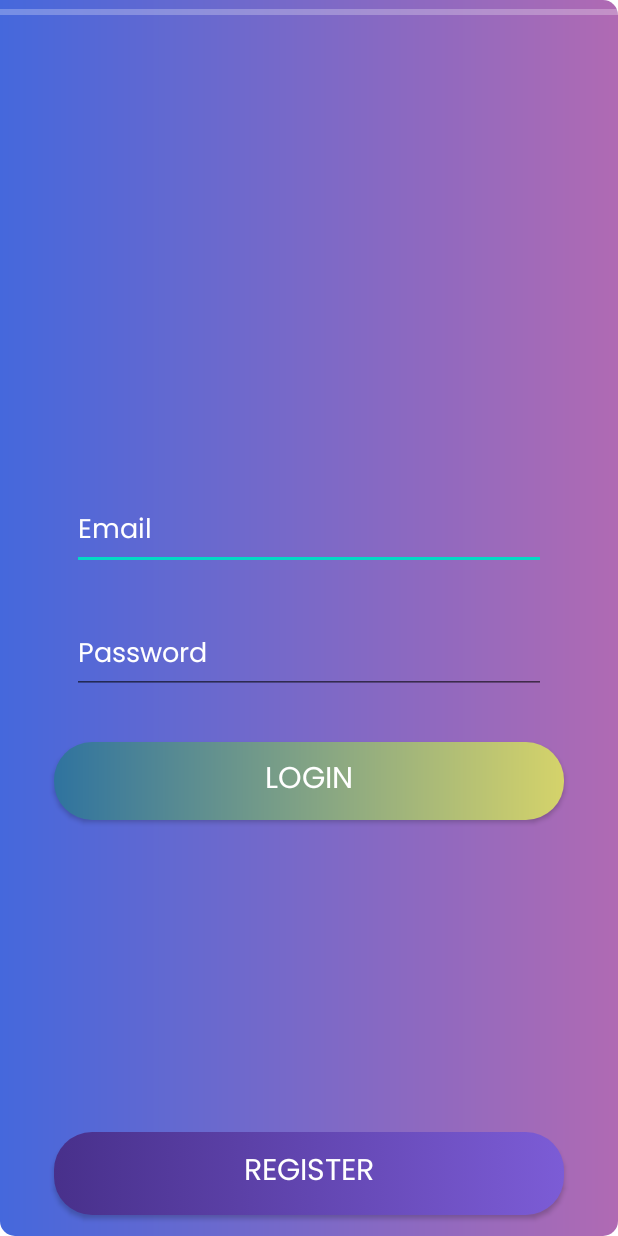
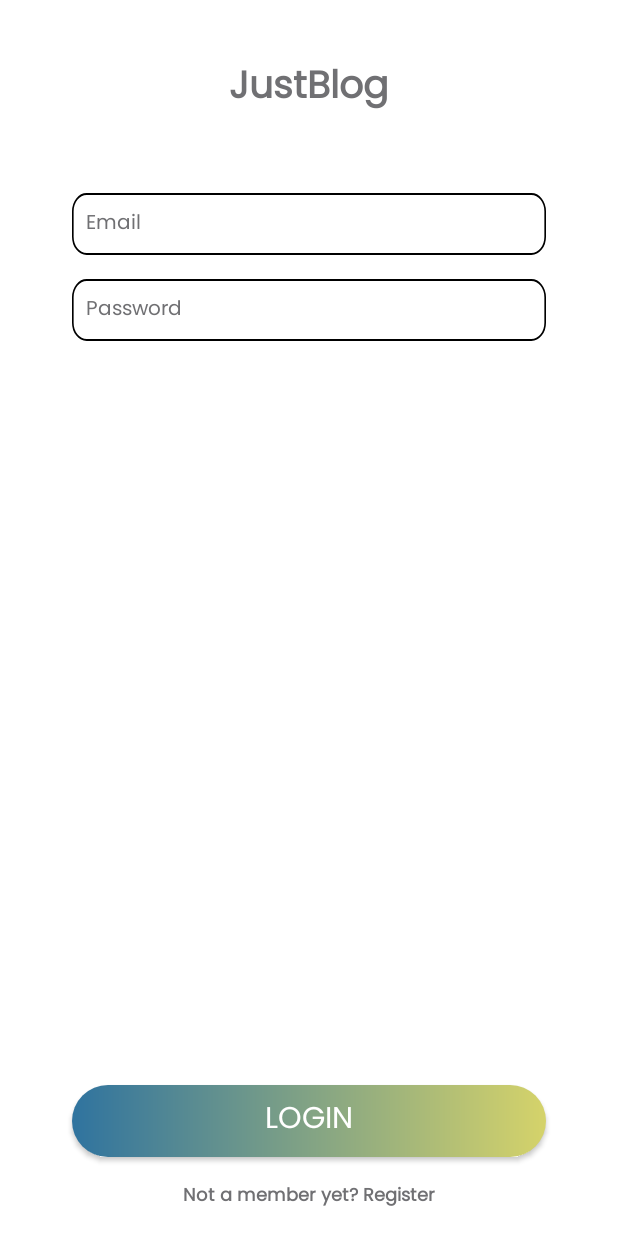
Before and after one commit to durdyshev/JustBlog, an Android app: the screen it shows after launch (Login), on a phone screen of 412 x 824 dp. Run offline under Robolectric (Android 15) with nearby library versions, the phone set to English and light mode, and no system bars; our stand-ins replace Firebase (no records; nobody signed in at launch, a user with empty details on screens opened directly), navigation-ui, sdp/ssp sizes.

Commit message:
feat:Login feature is added. feat:Like counts and comment counts are added.

```diff
--- a/app/src/main/java/com/example/justblog/login/viewmodel/LoginViewModel.kt
+++ b/app/src/main/java/com/example/justblog/login/viewmodel/LoginViewModel.kt
@@ -1,7 +1,27 @@
 package com.example.justblog.login.viewmodel
 
 import android.app.Application
+import androidx.lifecycle.MutableLiveData
 import com.example.justblog.BaseViewModel
+import com.google.firebase.auth.FirebaseAuth
+import com.google.firebase.firestore.FirebaseFirestore
+import com.google.firebase.messaging.FirebaseMessaging
 
 class LoginViewModel (application: Application): BaseViewModel(application) {
+    private val mAuth: FirebaseAuth = FirebaseAuth.getInstance()
+    val loginBoolean= MutableLiveData<Boolean>()
+    val loginString= MutableLiveData<String>()
+
+    fun loginUser(email: String, password: String,) {
+
+        mAuth.signInWithEmailAndPassword(email,password).addOnCompleteListener {
+            if(it.isSuccessful){
+                loginBoolean.value=true
+            }
+            else{
+                loginBoolean.value=false
+                loginString.value=it.exception.toString()
+            }
+        }
+    }
 }
--- a/app/src/main/java/com/example/justblog/main/viewmodel/HomeFragmentViewModel.kt
+++ b/app/src/main/java/com/example/justblog/main/viewmodel/HomeFragmentViewModel.kt
@@ -8,9 +8,9 @@ import kotlinx.coroutines.Job
 import kotlin.coroutines.CoroutineContext
 
 class HomeFragmentViewModel(application: Application) : BaseViewModel(application), CoroutineScope {
+    val app=application
     private val job = Job()
     override val coroutineContext: CoroutineContext
         get() = job + Dispatchers.Main
 
-
 }
--- /dev/null
+++ b/app/src/main/res/drawable/baseline_favorite_24.xml
@@ -0,0 +1,5 @@
+<vector android:height="24dp" android:tint="#FF004F"
+    android:viewportHeight="24" android:viewportWidth="24"
+    android:width="24dp" xmlns:android="http://schemas.android.com/apk/res/android">
+    <path android:fillColor="@android:color/white" android:pathData="M12,21.35l-1.45,-1.32C5.4,15.36 2,12.28 2,8.5 2,5.42 4.42,3 7.5,3c1.74,0 3.41,0.81 4.5,2.09C13.09,3.81 14.76,3 16.5,3 19.58,3 22,5.42 22,8.5c0,3.78 -3.4,6.86 -8.55,11.54L12,21.35z"/>
+</vector>
--- /dev/null
+++ b/app/src/main/res/drawable/baseline_favorite_border_24.xml
@@ -0,0 +1,5 @@
+<vector android:height="24dp" android:tint="#707073"
+    android:viewportHeight="24" android:viewportWidth="24"
+    android:width="24dp" xmlns:android="http://schemas.android.com/apk/res/android">
+    <path android:fillColor="@android:color/white" android:pathData="M16.5,3c-1.74,0 -3.41,0.81 -4.5,2.09C10.91,3.81 9.24,3 7.5,3 4.42,3 2,5.42 2,8.5c0,3.78 3.4,6.86 8.55,11.54L12,21.35l1.45,-1.32C18.6,15.36 22,12.28 22,8.5 22,5.42 19.58,3 16.5,3zM12.1,18.55l-0.1,0.1 -0.1,-0.1C7.14,14.24 4,11.39 4,8.5 4,6.5 5.5,5 7.5,5c1.54,0 3.04,0.99 3.57,2.36h1.87C13.46,5.99 14.96,5 16.5,5c2,0 3.5,1.5 3.5,3.5 0,2.89 -3.14,5.74 -7.9,10.05z"/>
+</vector>
--- /dev/null
+++ b/app/src/main/res/drawable/baseline_share_24.xml
@@ -0,0 +1,5 @@
+<vector android:height="24dp" android:tint="#707073"
+    android:viewportHeight="24" android:viewportWidth="24"
+    android:width="24dp" xmlns:android="http://schemas.android.com/apk/res/android">
+    <path android:fillColor="@android:color/white" android:pathData="M18,16.08c-0.76,0 -1.44,0.3 -1.96,0.77L8.91,12.7c0.05,-0.23 0.09,-0.46 0.09,-0.7s-0.04,-0.47 -0.09,-0.7l7.05,-4.11c0.54,0.5 1.25,0.81 2.04,0.81 1.66,0 3,-1.34 3,-3s-1.34,-3 -3,-3 -3,1.34 -3,3c0,0.24 0.04,0.47 0.09,0.7L8.04,9.81C7.5,9.31 6.79,9 6,9c-1.66,0 -3,1.34 -3,3s1.34,3 3,3c0.79,0 1.5,-0.31 2.04,-0.81l7.12,4.16c-0.05,0.21 -0.08,0.43 -0.08,0.65 0,1.61 1.31,2.92 2.92,2.92 1.61,0 2.92,-1.31 2.92,-2.92s-1.31,-2.92 -2.92,-2.92z"/>
+</vector>
--- a/app/src/main/res/drawable/talk_bubble_icon.xml
+++ b/app/src/main/res/drawable/talk_bubble_icon.xml
@@ -1,6 +1,6 @@
 <vector xmlns:android="http://schemas.android.com/apk/res/android"
-    android:width="@dimen/_100sdp"
-    android:height="@dimen/_100sdp"
+    android:width="24dp"
+    android:height="24dp"
     android:viewportWidth="122.88"
     android:viewportHeight="107.09">
   <path
--- a/app/src/main/res/layout/activity_login.xml
+++ b/app/src/main/res/layout/activity_login.xml
@@ -1,94 +1,121 @@
 <?xml version="1.0" encoding="utf-8"?>
-<androidx.constraintlayout.widget.ConstraintLayout xmlns:android="http://schemas.android.com/apk/res/android"
+<androidx.appcompat.widget.LinearLayoutCompat xmlns:android="http://schemas.android.com/apk/res/android"
     xmlns:app="http://schemas.android.com/apk/res-auto"
     xmlns:tools="http://schemas.android.com/tools"
     android:layout_width="match_parent"
     android:layout_height="match_parent"
-    android:background="@drawable/background_right"
+    android:orientation="vertical"
     tools:context=".login.ui.Login">
+
+    <LinearLayout
+        android:layout_width="match_parent"
+        android:layout_height="match_parent"
+        android:layout_weight="1.5">
+
+        <androidx.appcompat.widget.AppCompatTextView
+            android:layout_width="match_parent"
+            android:layout_height="match_parent"
+            android:gravity="center"
+            android:text="JustBlog"
+            android:textAlignment="center"
+            android:textColor="#707073"
+            android:textSize="25sp"
+            android:textStyle="bold"
+            app:layout_constraintEnd_toEndOf="parent"
+            app:layout_constraintStart_toStartOf="parent"
+            app:layout_constraintTop_toTopOf="parent"
+            tools:ignore="HardcodedText" />
+    </LinearLayout>
+
+
+    <LinearLayout
+        android:id="@+id/register_email_linear"
+        android:layout_width="match_parent"
+        android:layout_height="match_parent"
+        android:layout_weight="1"
+        android:orientation="vertical"
+        android:paddingTop="@dimen/_8sdp">
+
+
         <androidx.appcompat.widget.AppCompatEditText
-        android:id="@+id/login_email"
-        android:layout_width="0dp"
-        android:layout_height="wrap_content"
-        android:layout_above="@+id/login_parol"
-        android:layout_centerHorizontal="true"
+            android:id="@+id/log_email"
+            android:layout_width="match_parent"
+            android:layout_height="@dimen/_32sdp"
             android:layout_marginStart="48dp"
             android:layout_marginEnd="48dp"
-        android:layout_marginBottom="32dp"
-        android:ems="10"
+            android:layout_marginBottom="16dp"
+            android:background="@drawable/edit_text_background"
             android:hint="Email"
             android:inputType="textEmailAddress"
-        android:textColor="@color/common_google_signin_btn_text_dark_default"
-        android:textColorHint="@color/common_google_signin_btn_text_dark_default"
-        app:layout_constraintBottom_toTopOf="@+id/login_parol"
-        app:layout_constraintEnd_toEndOf="parent"
-        app:layout_constraintHorizontal_bias="1.0"
-        app:layout_constraintStart_toStartOf="parent" />
+            android:maxLength="25"
+            android:paddingLeft="@dimen/_7sdp"
+            android:paddingRight="@dimen/_7sdp"
+            android:textColor="#B8B8B8"
+            android:textColorHint="#707073"
+            android:textSize="@dimen/_10sdp"
+            tools:ignore="HardcodedText" />
 
         <androidx.appcompat.widget.AppCompatEditText
-        android:id="@+id/login_parol"
-        android:layout_width="0dp"
-        android:layout_height="wrap_content"
-        android:layout_above="@+id/login_gir_knopka"
-        android:layout_alignEnd="@+id/login_email"
+            android:id="@+id/log_pass"
+            android:layout_width="match_parent"
+            android:layout_height="@dimen/_32sdp"
             android:layout_marginStart="48dp"
             android:layout_marginEnd="48dp"
-        android:layout_marginBottom="32dp"
-        android:ems="10"
+            android:layout_marginBottom="16dp"
+            android:background="@drawable/edit_text_background"
             android:hint="Password"
-        android:inputType="textWebPassword"
-        android:textColor="@color/common_google_signin_btn_text_dark_default"
-        android:textColorHint="@color/common_google_signin_btn_text_dark_default"
-        app:layout_constraintBottom_toTopOf="@+id/login_gir_knopka"
-        app:layout_constraintEnd_toEndOf="parent"
-        app:layout_constraintHorizontal_bias="0.0"
-        app:layout_constraintStart_toStartOf="parent" />
+            android:inputType="textVisiblePassword"
+            android:maxLength="25"
+            android:paddingLeft="@dimen/_7sdp"
+            android:paddingRight="@dimen/_7sdp"
+            android:textColor="#B8B8B8"
+            android:textColorHint="#707073"
+            android:textSize="@dimen/_10sdp"
+            tools:ignore="HardcodedText" />
+    </LinearLayout>
+
+    <LinearLayout
+        android:id="@+id/reg_login"
+        android:layout_width="match_parent"
+        android:layout_height="match_parent"
+        android:layout_gravity="bottom"
+        android:layout_marginBottom="16dp"
+        android:layout_weight="1"
+        android:orientation="vertical">
+
+        <androidx.constraintlayout.widget.ConstraintLayout
+            android:layout_width="match_parent"
+            android:layout_height="match_parent">
 
             <androidx.appcompat.widget.AppCompatButton
-        android:id="@+id/login_gir_knopka"
-        android:layout_width="0dp"
-        android:layout_height="52dp"
-        android:layout_above="@+id/reg_knopka"
-        android:layout_alignEnd="@+id/reg_knopka"
-        android:layout_marginStart="36dp"
-        android:layout_marginEnd="36dp"
-        android:layout_marginBottom="208dp"
+                android:id="@+id/login_btn"
+                android:layout_width="match_parent"
+                android:layout_height="wrap_content"
+                android:layout_marginStart="48dp"
+                android:layout_marginEnd="48dp"
+                android:layout_marginBottom="16dp"
                 android:background="@drawable/gradient_login"
                 android:text="Login"
                 android:textColor="@android:color/white"
                 android:textSize="20sp"
-        app:layout_constraintBottom_toTopOf="@+id/reg_knopka"
-        app:layout_constraintEnd_toEndOf="parent"
-        app:layout_constraintHorizontal_bias="0.0"
-        app:layout_constraintStart_toStartOf="parent" />
-
-    <androidx.appcompat.widget.AppCompatButton
-        android:id="@+id/reg_knopka"
-        android:layout_width="0dp"
-        android:layout_height="55dp"
-        android:layout_alignParentBottom="true"
-        android:layout_centerHorizontal="true"
-        android:layout_marginStart="36dp"
-        android:layout_marginEnd="36dp"
-        android:layout_marginBottom="14dp"
-        android:background="@drawable/reg_btn_gradient"
-        android:text="Register"
-        android:textColor="@color/white"
-        android:textSize="20sp"
-        app:layout_constraintBottom_toBottomOf="parent"
-        app:layout_constraintEnd_toEndOf="parent"
-        app:layout_constraintStart_toStartOf="parent" />
-
-    <androidx.core.widget.ContentLoadingProgressBar
-        android:id="@+id/login_progress"
-        style="?android:attr/progressBarStyleHorizontal"
-        android:layout_width="0dp"
-        android:layout_height="wrap_content"
-        android:layout_alignStart="@+id/reg_knopka"
-        android:layout_alignEnd="@+id/login_gir_knopka"
-        android:layout_alignParentTop="true"
-        android:progressBackgroundTint="@color/common_google_signin_btn_text_dark_pressed"
+                app:layout_constraintBottom_toTopOf="@+id/log_reg_page"
                 app:layout_constraintEnd_toEndOf="parent"
                 app:layout_constraintStart_toStartOf="parent"
-        app:layout_constraintTop_toTopOf="parent" />
+                tools:ignore="HardcodedText" />
+
+            <androidx.appcompat.widget.AppCompatTextView
+                android:id="@+id/log_reg_page"
+                android:layout_width="match_parent"
+                android:layout_height="wrap_content"
+                android:text="Not a member yet? Register"
+                android:textAlignment="center"
+                android:textColor="#707073"
+                android:textSize="12sp"
+                android:textStyle="bold"
+                app:layout_constraintBottom_toBottomOf="parent"
+                tools:ignore="HardcodedText" />
         </androidx.constraintlayout.widget.ConstraintLayout>
+
+
+    </LinearLayout>
+</androidx.appcompat.widget.LinearLayoutCompat>
```
Also changed, not shown: app/src/main/java/com/example/justblog/PostSettings.kt (+40 -38 lines), app/src/main/java/com/example/justblog/login/ui/Login.kt (+39 -5 lines), app/src/main/java/com/example/justblog/main/adapters/PostRecyclerViewAdapter.kt (+33 -39 lines), app/src/main/java/com/example/justblog/main/ui/Home.kt (+4 -23 lines), app/src/main/res/drawable/down_arrow_icon.xml (deleted, +0 -10 lines), app/src/main/res/drawable/down_arrow_icon_blue.xml (deleted, +0 -10 lines), app/src/main/res/drawable/share_icon.xml (deleted, +0 -9 lines), app/src/main/res/drawable/share_round_line_icon.xml (deleted, +0 -9 lines), app/src/main/res/drawable/up_arrow_icon.xml (deleted, +0 -9 lines), app/src/main/res/drawable/up_arrow_icon_blue.xml (deleted, +0 -9 lines), app/src/main/res/layout/post_layout_item.xml (+31 -20 lines). Lines whose indentation alone changed are shown as unchanged.
